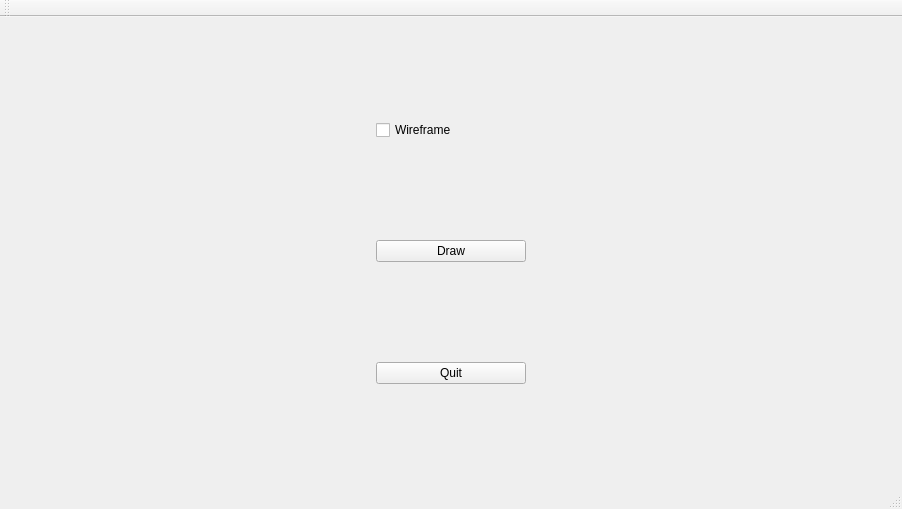
Qt form src/local/interface/mainwindow.ui (Modelisation5ETI/TP5_Skinning) before a commit.
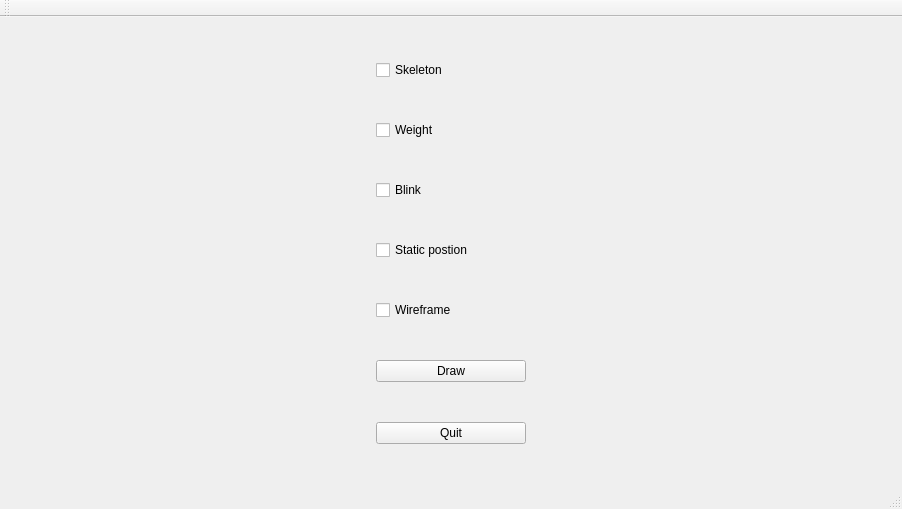
The same form after that commit.

Commit message: ENH : add static position and modification of the interface

What changed in the file:
```diff
--- a/src/local/interface/mainwindow.ui
+++ b/src/local/interface/mainwindow.ui
@@ -32,26 +32,7 @@
       <property name="sizeConstraint">
        <enum>QLayout::SetFixedSize</enum>
       </property>
-      <item row="0" column="0">
-       <widget class="QCheckBox" name="wireframe">
-        <property name="sizePolicy">
-         <sizepolicy hsizetype="Fixed" vsizetype="Fixed">
-          <horstretch>0</horstretch>
-          <verstretch>0</verstretch>
-         </sizepolicy>
-        </property>
-        <property name="minimumSize">
-         <size>
-          <width>150</width>
-          <height>0</height>
-         </size>
-        </property>
-        <property name="text">
-         <string>Wireframe</string>
-        </property>
-       </widget>
-      </item>
-      <item row="1" column="0">
+      <item row="5" column="0">
        <widget class="QPushButton" name="draw">
         <property name="sizePolicy">
          <sizepolicy hsizetype="Fixed" vsizetype="Fixed">
@@ -70,7 +51,7 @@
         </property>
        </widget>
       </item>
-      <item row="2" column="0">
+      <item row="6" column="0">
        <widget class="QPushButton" name="quit">
         <property name="sizePolicy">
          <sizepolicy hsizetype="Fixed" vsizetype="Fixed">
@@ -89,6 +70,53 @@
         </property>
        </widget>
       </item>
+      <item row="0" column="0">
+       <widget class="QCheckBox" name="skeleton">
+        <property name="text">
+         <string>Skeleton</string>
+        </property>
+       </widget>
+      </item>
+      <item row="1" column="0">
+       <widget class="QCheckBox" name="weight">
+        <property name="text">
+         <string>Weight</string>
+        </property>
+       </widget>
+      </item>
+      <item row="2" column="0">
+       <widget class="QCheckBox" name="blink">
+        <property name="text">
+         <string>Blink</string>
+        </property>
+       </widget>
+      </item>
+      <item row="3" column="0">
+       <widget class="QCheckBox" name="staticPos">
+        <property name="text">
+         <string>Static postion</string>
+        </property>
+       </widget>
+      </item>
+      <item row="4" column="0">
+       <widget class="QCheckBox" name="wireframe">
+        <property name="sizePolicy">
+         <sizepolicy hsizetype="Fixed" vsizetype="Fixed">
+          <horstretch>0</horstretch>
+          <verstretch>0</verstretch>
+         </sizepolicy>
+        </property>
+        <property name="minimumSize">
+         <size>
+          <width>150</width>
+          <height>0</height>
+         </size>
+        </property>
+        <property name="text">
+         <string>Wireframe</string>
+        </property>
+       </widget>
+      </item>
      </layout>
     </item>
     <item>
```
Left out of the diff: 2 changed lines with no effect on the pictures. The commit also changes 6 other files.
